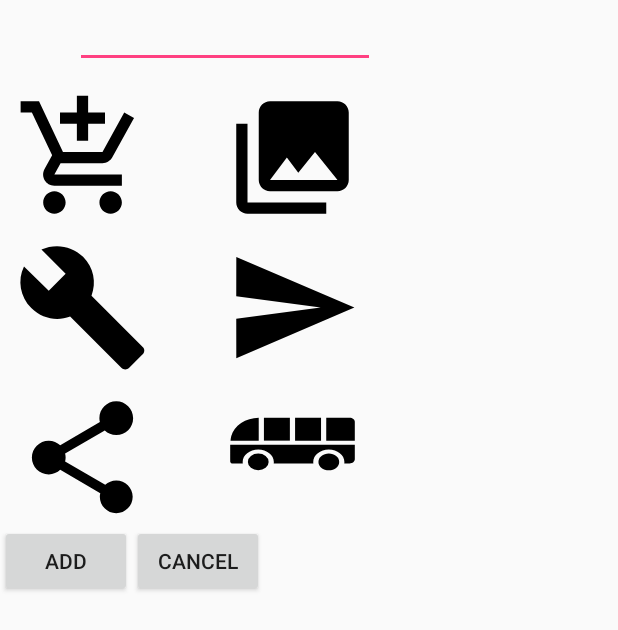
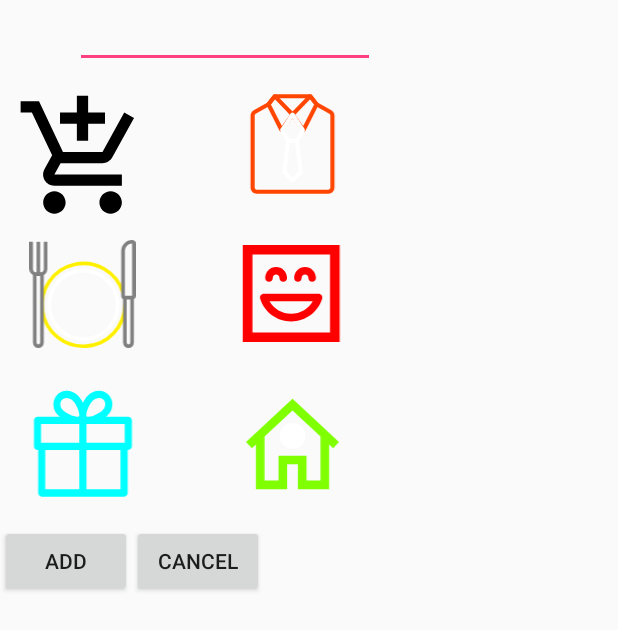
Before and after one commit to KyawSoeLinn/PoketEx, an Android app: the AddCategory screen opened directly, with no data from a screen before it, on a phone screen of 412 x 824 dp. Shown: the top 630 px of the screen. Run offline under Robolectric (Android 15) with nearby library versions, the phone set to English and light mode, and no system bars; our stand-ins replace Picasso.

Commit message:
icon added
icon added

```diff
--- a/app/src/main/java/digitalfusion/poketexpence/Activity/MainActivity.java
+++ b/app/src/main/java/digitalfusion/poketexpence/Activity/MainActivity.java
@@ -114,12 +114,12 @@ public class MainActivity extends AppCompatActivity
             case R.id.quicksummary_fragment:
                 fragment = new QuickSummaryFragment();
                 break;
-            case R.id.reports_fragment:
+            /*case R.id.reports_fragment:
                 Intent intent = new Intent(MainActivity.this, BarChartForExpence.class);
                 startActivity(intent);
-                break;
+                break;*/
             case R.id.category_activity:
-                intent = new Intent(MainActivity.this, Category.class);
+                 Intent intent = new Intent(MainActivity.this, Category.class);
                 startActivity(intent);
                 break;
 
--- a/app/src/main/java/digitalfusion/poketexpence/Adapter/CategorySelectAdapter.java
+++ b/app/src/main/java/digitalfusion/poketexpence/Adapter/CategorySelectAdapter.java
@@ -6,6 +6,7 @@ import android.support.v7.widget.RecyclerView;
 import android.view.LayoutInflater;
 import android.view.View;
 import android.view.ViewGroup;
+import android.widget.ImageView;
 import android.widget.TextView;
 import android.widget.Toast;
 
@@ -30,10 +31,12 @@ public class CategorySelectAdapter extends RecyclerView.Adapter<CategorySelectAd
     public class CategorySelectViewHolder extends RecyclerView.ViewHolder{
 
         public TextView selectname;
+        public ImageView selecticon;
 
         public CategorySelectViewHolder (View view){
             super(view);
             selectname = view.findViewById(R.id.catSelecttxtview);
+            selecticon = view.findViewById(R.id.imgCatSelect);
         }
 
     }
@@ -58,6 +61,7 @@ public class CategorySelectAdapter extends RecyclerView.Adapter<CategorySelectAd
     public void onBindViewHolder(CategorySelectAdapter.CategorySelectViewHolder holder, int position) {
         final ExpenceCategories expenceCategories1 = expenceCategories.get(position);
         holder.selectname.setText(expenceCategories1.getCategoriesName());
+        holder.selecticon.setImageResource(expenceCategories1.getCategoriesIcon());
         holder.selectname.setOnClickListener(new View.OnClickListener() {
             @Override
             public void onClick(View v) {
--- a/app/src/main/java/digitalfusion/poketexpence/Util/AddCategory.java
+++ b/app/src/main/java/digitalfusion/poketexpence/Util/AddCategory.java
@@ -128,10 +128,11 @@ public class AddCategory extends Activity {
 
         int[] icons = new int[]{
                 R.drawable.ic_shopping_cart,
-                R.drawable.ic_menu_gallery,
-                R.drawable.ic_menu_manage,
-                R.drawable.ic_menu_send,
-                R.drawable.ic_menu_share,
+                R.drawable.ic_cloth,
+                R.drawable.ic_food,
+                R.drawable.ic_fun,
+                R.drawable.ic_gift,
+                R.drawable.ic_house,
                 R.drawable.ic_img_bus};
 
         IconList icon = new IconList(icons[0]);
@@ -145,6 +146,8 @@ public class AddCategory extends Activity {
         icon = new IconList(icons[4]);
         iconlist.add(icon);
         icon = new IconList(icons[5]);
+        iconlist.add(icon);
+        icon = new IconList(icons[6]);
         iconlist.add(icon);
 
         iconadapter.notifyDataSetChanged();
--- /dev/null
+++ b/app/src/main/res/drawable/ic_cloth.xml
@@ -0,0 +1,23 @@
+<?xml version="1.0" encoding="utf-8"?>
+<vector xmlns:android="http://schemas.android.com/apk/res/android"
+    android:viewportWidth="52"
+    android:viewportHeight="65"
+    android:width="52dp"
+    android:height="65dp">
+    <path
+        android:pathData="M43.321777 50.000549l-34.6435543 0c-1.6542969 0 -3 -1.345703 -3 -3l0 -34.685547c0 -1.087402 0.5898438 -2.091797 1.5395508 -2.6206051l6.4711915 -3.6054688 2.920898 -3.707031c0.189942 -0.2407227 0.479004 -0.3813477 0.785645 -0.3813477l17.208496 0c0.306152 0 0.595703 0.140625 0.785644 0.3813477l2.920899 3.707031 6.471191 3.6054688c0.949707 0.5292971 1.540039 1.5332031 1.540039 2.6206051l0 34.685547c0 1.654297 -1.345703 3 -3 3zM17.880859 4.0005493L15.13623 7.4839477C15.0542 7.5879516 14.952637 7.6743774 14.837402 7.7388305L8.1914063 11.441467C7.875 11.617737 7.6782227 11.952698 7.6782227 12.315002l0 34.685547c0 0.55127 0.4487305 1 1 1l34.6435543 0c0.55127 0 1 -0.44873 1 -1l0 -34.685547c0 -0.362304 -0.196777 -0.697265 -0.513671 -0.873535L37.162109 7.7388305C37.046875 7.6743774 36.945313 7.5879516 36.863281 7.4839477l-2.744629 -3.4833984 -16.237793 0z"
+        android:fillColor="#FF4500" />
+    <path
+        android:pathData="M20.674316 20.27887c-0.02441 0 -0.04883 -0.000977 -0.07324 -0.0029 -0.349121 -0.02539 -0.65918 -0.231445 -0.817871 -0.542969L13.459473 7.319397C13.282715 6.9717407 13.323731 6.5527954 13.564942 6.2466431l3.044921 -3.8647459c0.178223 -0.2260742 0.444825 -0.3642578 0.731934 -0.3798828 0.288086 -0.02002 0.566894 0.093262 0.768066 0.2988281l8.604493 8.7832035c0.338867 0.345703 0.381347 0.884277 0.100585 1.278808l-5.325683 7.495117c-0.187989 0.265137 -0.492676 0.420899 -0.814942 0.420899zM15.532227 6.9815063L20.815918 17.353577 24.700684 11.886291 17.477051 4.5127562 15.532227 6.9815063Z"
+        android:fillColor="#FF4500" />
+    <path
+        android:pathData="M31.325195 20.27887c-0.322265 0 -0.626953 -0.155762 -0.815429 -0.420899l-5.324707 -7.495117c-0.280762 -0.394531 -0.238282 -0.933105 0.100585 -1.278809l8.604004 -8.7832027c0.200684 -0.2055664 0.480957 -0.3203125 0.768067 -0.2988281 0.287109 0.015625 0.553711 0.1538086 0.731933 0.3798828l3.044922 3.8647459c0.241211 0.3061523 0.282227 0.7250977 0.105469 1.0727539l-6.32373 12.4135742c-0.158692 0.311523 -0.469239 0.517578 -0.817872 0.543457 -0.02441 0.0015 -0.04883 0.0024 -0.07324 0.0024zm-4.025879 -8.392578l3.884766 5.466796 5.283203 -10.3715816 -1.944824 -2.46875 -7.223145 7.3735356z"
+        android:fillColor="#FF4500" />
+    <path
+        android:pathData="M28.179687 25.419983l-4.359863 0c-0.360351 0 -0.692383 -0.193848 -0.870117 -0.506836l-2.865234 -5.057129c-0.186036 -0.328613 -0.171387 -0.733398 0.0376 -1.047363l5.04541 -7.579102c0.185547 -0.27832 0.498047 -0.445801 0.83252 -0.445801 0 0 0 0 0.000488 0 0.334473 0 0.646973 0.167481 0.83252 0.446289l5.037597 7.578614c0.208008 0.313965 0.222657 0.717773 0.0376 1.045898l-2.85791 5.057617c-0.177246 0.313477 -0.510254 0.507813 -0.870606 0.507813zm-3.776855 -2l3.193359 0 2.269043 -4.015137 -3.865722 -5.815429 -3.871582 5.815429 2.274902 4.015137z"
+        android:fillColor="#fff" />
+    <path
+        android:pathData="M26 44.642151c-0.255371 0 -0.510742 -0.09717 -0.705566 -0.291504l-4.015137 -4c-0.21875 -0.218262 -0.324219 -0.525391 -0.286133 -0.832031l1.893555 -15.222168c0.06201 -0.500489 0.487793 -0.876465 0.992187 -0.876465l4.242188 0c0.504394 0 0.930176 0.375976 0.992187 0.876465l1.893555 15.222168c0.03809 0.30664 -0.06738 0.613769 -0.286133 0.832031l-4.015137 4C26.510742 44.544983 26.255371 44.642151 26 44.642151ZM23.038086 39.279358L26 42.23053l2.961914 -2.951172 -1.724121 -13.859375 -2.475586 0 -1.724121 13.859375z"
+        android:fillColor="#fff" />
+
+</vector>
--- /dev/null
+++ b/app/src/main/res/drawable/ic_food.xml
@@ -0,0 +1,40 @@
+<?xml version="1.0" encoding="utf-8"?>
+<vector xmlns:android="http://schemas.android.com/apk/res/android"
+    android:viewportWidth="59"
+    android:viewportHeight="75"
+    android:width="59dp"
+    android:height="75dp">
+    <group
+        android:translateX="1"
+        android:translateY="1">
+        <path
+            android:pathData="M51 28.3C47.487929 16.783847 35.686743 9.9270526 23.942651 12.578979 12.198559 15.230905 4.4888867 26.493435 6.2661824 38.401316 8.0434781 50.309197 18.705832 58.829633 30.712457 57.936677 42.719082 57.04372 52.00374 47.039784 52 35"
+            android:strokeWidth="2"
+            android:strokeColor="#fff000" />
+        <path
+            android:pathData="M48 35A19 19 0 0 1 29 54 19 19 0 0 1 10 35 19 19 0 0 1 29 16 19 19 0 0 1 48 35Z"
+            android:strokeWidth="2"
+            android:strokeColor="#ffff" />
+        <path
+            android:pathData="M8 0l0 15c0 1.656854 -1.3431457 3 -3 3L3 18C1.3431457 18 0 16.656854 0 15L0 0"
+            android:strokeWidth="2"
+            android:strokeColor="#808080" />
+        <path
+            android:pathData="M4 0L4 18"
+            android:strokeWidth="2"
+            android:strokeColor="#808080" />
+        <path
+            android:pathData="M2 18l4 0 0 38C6 57.104569 5.1045695 58 4 58 2.8954305 58 2 57.104569 2 56L2 18Z"
+            android:strokeWidth="2"
+            android:strokeColor="#808080" />
+        <path
+            android:pathData="M52 31l0 25c0 1.104569 0.895431 2 2 2 1.104569 0 2 -0.895431 2 -2l0 -25"
+            android:strokeWidth="2"
+            android:strokeColor="#808080" />
+        <path
+            android:pathData="M56 0c0.552285 0 1 0.44771525 1 1l0 29c0 0.552285 -0.447715 1 -1 1l-4 0c-0.552285 0 -1 -0.447715 -1 -1L51 5c0 -2.7614237 2.238576 -5 5 -5z"
+            android:strokeWidth="2"
+            android:strokeColor="#808080" />
+    </group>
+
+</vector>
--- /dev/null
+++ b/app/src/main/res/drawable/ic_fun.xml
@@ -0,0 +1,20 @@
+<?xml version="1.0" encoding="utf-8"?>
+<vector xmlns:android="http://schemas.android.com/apk/res/android"
+    android:viewportWidth="107.353"
+    android:viewportHeight="125"
+    android:width="107.353dp"
+    android:height="125dp">
+    <path
+        android:pathData="M77.854 49.777l-50.904 0c-1.117 0 -2.164 0.533 -2.825 1.436 -0.658 0.902 -0.848 2.062 -0.508 3.126 4.009 12.582 15.575 21.035 28.786 21.035 13.208 0 24.775 -8.453 28.785 -21.035 0.34 -1.063 0.15 -2.224 -0.508 -3.126 -0.66 -0.903 -1.709 -1.436 -2.826 -1.436zM52.402 68.374c-8.455 0 -16.034 -4.506 -20.109 -11.598l40.218 0C68.435 63.868 60.855 68.374 52.402 68.374Z"
+        android:fillColor="#FF0000" />
+    <path
+        android:pathData="M31.82 38.617c1.932 0 3.501 -1.566 3.501 -3.5 0 -1.722 1.4 -3.125 3.123 -3.125 1.722 0 3.125 1.402 3.125 3.125 0 1.934 1.566 3.5 3.501 3.5 1.931 0 3.497 -1.566 3.497 -3.5 0 -5.582 -4.541 -10.125 -10.122 -10.125 -5.583 0 -10.124 4.543 -10.124 10.125 0 1.934 1.566 3.5 3.499 3.5z"
+        android:fillColor="#FF0000" />
+    <path
+        android:pathData="M58.666 38.674c1.932 0 3.5 -1.566 3.5 -3.5 0 -1.722 1.402 -3.125 3.125 -3.125 1.722 0 3.124 1.402 3.124 3.125 0 1.934 1.566 3.5 3.5 3.5 1.932 0 3.499 -1.566 3.499 -3.5 0 -5.582 -4.542 -10.125 -10.123 -10.125 -5.584 0 -10.124 4.543 -10.124 10.125 0 1.933 1.565 3.5 3.499 3.5z"
+        android:fillColor="#FF0000" />
+    <path
+        android:pathData="M7.489 94.542l89.988 0 0 -90.001 -89.988 0 0 90.001zm8.997 -81.002l71.992 0 0 72.002 -71.992 0 0 -72.002z"
+        android:fillColor="#FF0000" />
+
+</vector>
--- /dev/null
+++ b/app/src/main/res/drawable/ic_gift.xml
@@ -0,0 +1,11 @@
+<?xml version="1.0" encoding="utf-8"?>
+<vector xmlns:android="http://schemas.android.com/apk/res/android"
+    android:viewportWidth="90"
+    android:viewportHeight="112.5"
+    android:width="90dp"
+    android:height="112.5dp">
+    <path
+        android:pathData="M83.1 22.3l-18.5 0c0.5 -0.4 1 -0.8 1.4 -1.2 5 -5 5.3 -12.7 0.7 -17.2C64.6 1.8 61.8 0.7 58.8 0.7 55.4 0.7 52 2.1 49.5 4.6 48.2 5.9 46.7 8.1 45.3 10.6 44 8 42.4 5.8 41.1 4.6 38.6 2.1 35.2 0.7 31.8 0.7c-3 0 -5.9 1.1 -7.9 3.2 -4.5 4.5 -4.2 12.3 0.7 17.2 0.4 0.4 0.9 0.8 1.4 1.2l-18.5 0c-1.6 0 -3 1.3 -3 3l0 21.7c0 1.6 1.3 3 3 3L8 50 8 85.9c0 1.6 1.3 3 3 3l68.7 0c1.6 0 3 -1.3 3 -3l0 -36 0.5 0c1.6 0 3 -1.3 3 -3l0 -21.6c-0.1 -1.6 -1.5 -3 -3.1 -3zm-40.8 60.5l-28.4 0 0 -32.9 28.4 0 0 32.9zm0 -38.8l-31.9 0 0 -15.7 30.2 0c0 0 0 0 0.1 0l0 0c0 0 0 0 0 0l1.6 0 0 15.7zm0 -22.8c0 0.4 -0.2 0.6 -0.3 0.8 -0.1 0.1 -0.6 0.3 -1.4 0.3l0 0c-3.6 0 -9.4 -3 -11.9 -5.4 -2.6 -2.6 -3 -6.6 -0.7 -8.8 0.9 -0.9 2.3 -1.5 3.7 -1.5 1.8 0 3.7 0.8 5.1 2.2 2.9 2.9 5.2 8.4 5.5 11.4 0 0.3 0 0.7 0 1zm5.9 -1c0.3 -3 2.6 -8.5 5.5 -11.4 1.4 -1.4 3.3 -2.2 5.1 -2.2 1.5 0 2.8 0.5 3.7 1.5 2.2 2.2 1.9 6.2 -0.7 8.8 -2.5 2.5 -8.3 5.4 -11.9 5.4 -0.8 0 -1.2 -0.2 -1.4 -0.3 -0.2 -0.2 -0.3 -0.5 -0.3 -0.8 0 -0.3 0 -0.7 0 -1zm28.5 62.6l-28.4 0 0 -32.9 28.4 0 0 32.9zm3.4 -38.8l-31.8 0 0 -15.7 1.6 0c0 0 0 0 0 0 0 0 0 0 0.1 0l30.2 0 0 15.7z"
+        android:fillColor="#00FFFF" />
+
+</vector>
--- /dev/null
+++ b/app/src/main/res/drawable/ic_house.xml
@@ -0,0 +1,14 @@
+<?xml version="1.0" encoding="utf-8"?>
+<vector xmlns:android="http://schemas.android.com/apk/res/android"
+    android:viewportWidth="100"
+    android:viewportHeight="125"
+    android:width="100dp"
+    android:height="125dp">
+    <path
+        android:pathData="M16 50.55l0 41.28 29 0 0 -23 10 0 0 23 29 0L84 50.55 87.71 54 93.15 48.13 50 8.17 6.86 48.11 12.29 54Zm60 -7.41l0 40.69 -13 0 0 -23 -26 0 0 23 -13 0 0 -40.69 26 -24.07z"
+        android:fillColor="#7FFF00" />
+    <path
+        android:pathData="M50 54.38A11.86 11.86 0 1 0 38.14 42.52 11.87 11.87 0 0 0 50 54.38Zm0 -15.72"
+        android:fillColor="#ffff" />
+
+</vector>
```
Also changed, not shown: 8 other files.
